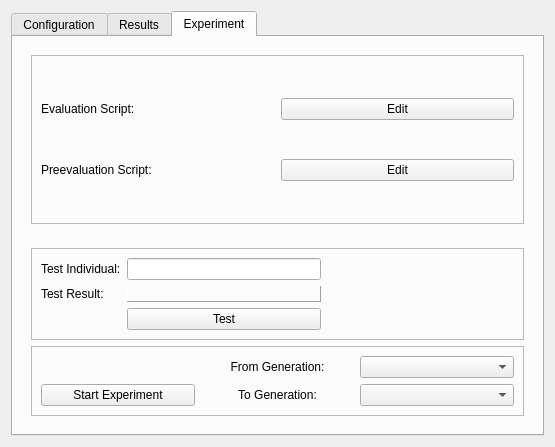
First picture: the form in MLC/GUI/Autogenerated/untitled/experiment.ui, repository MachineLearningControl/OpenMLC-Python, before the edit.
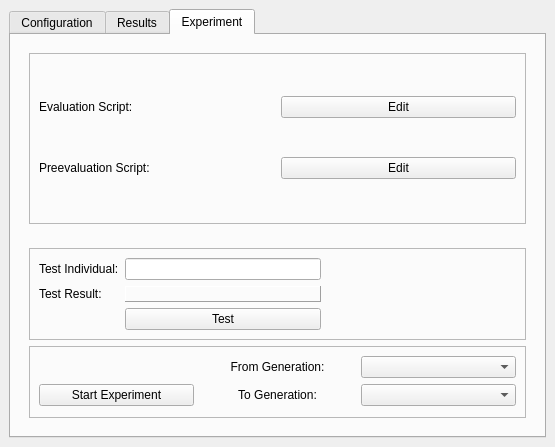
Second picture: the form after the edit. The open tabs and pages were chosen to show the change.

Commit message:
Added ExperimentInProgress Dialog
* No logic has been added to the dialog yet #33
* Added Fedora 20 Dockerfile to create project's RPMs for Raul
* #33

Patch:
```diff
--- a/MLC/GUI/Autogenerated/untitled/experiment.ui
+++ b/MLC/GUI/Autogenerated/untitled/experiment.ui
@@ -1,7 +1,7 @@
 <?xml version="1.0" encoding="UTF-8"?>
 <ui version="4.0">
  <class>Experiment</class>
- <widget class="QDialog" name="Experiment">
+ <widget class="QMainWindow" name="Experiment">
   <property name="geometry">
    <rect>
     <x>0</x>
@@ -13,6 +13,7 @@
   <property name="windowTitle">
    <string>Dialog</string>
   </property>
+  <widget class="QWidget" name="centralWidget">
   <layout class="QHBoxLayout" name="horizontalLayout">
    <item>
     <widget class="QTabWidget" name="tabWidget">
@@ -551,6 +552,7 @@
    </item>
   </layout>
  </widget>
+ </widget>
  <resources/>
  <connections>
   <connection>
```
Left out of the diff: 56 changed lines with no effect on the pictures. Lines whose indentation alone changed are shown as unchanged. The commit also changes 8 other files.
